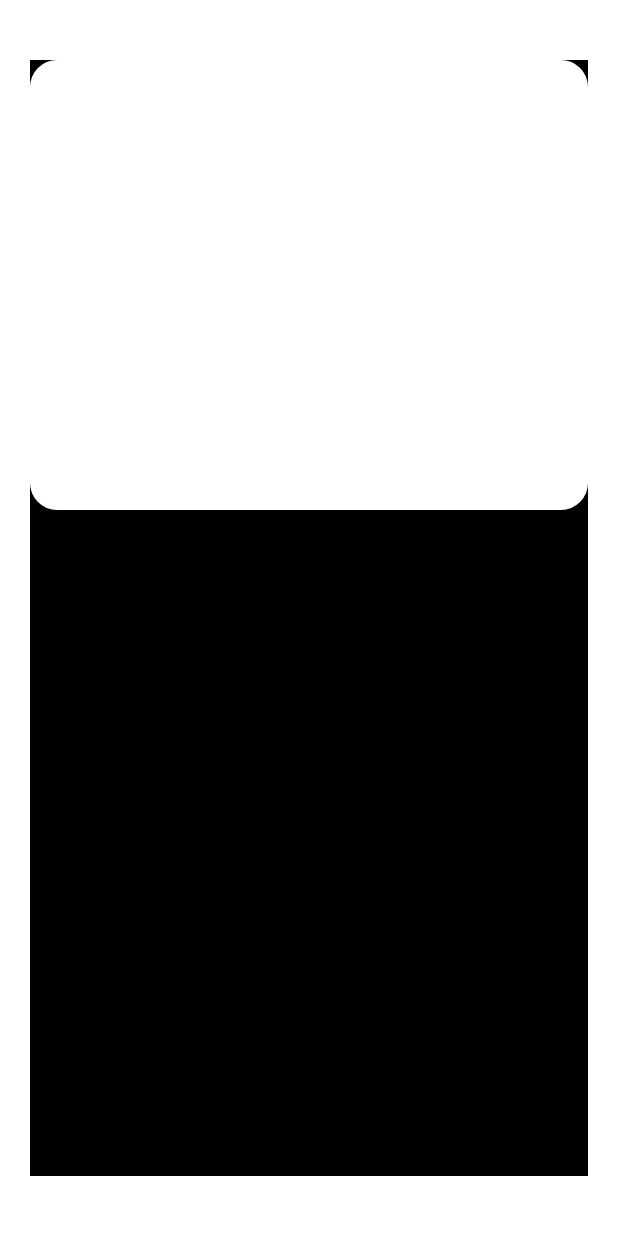
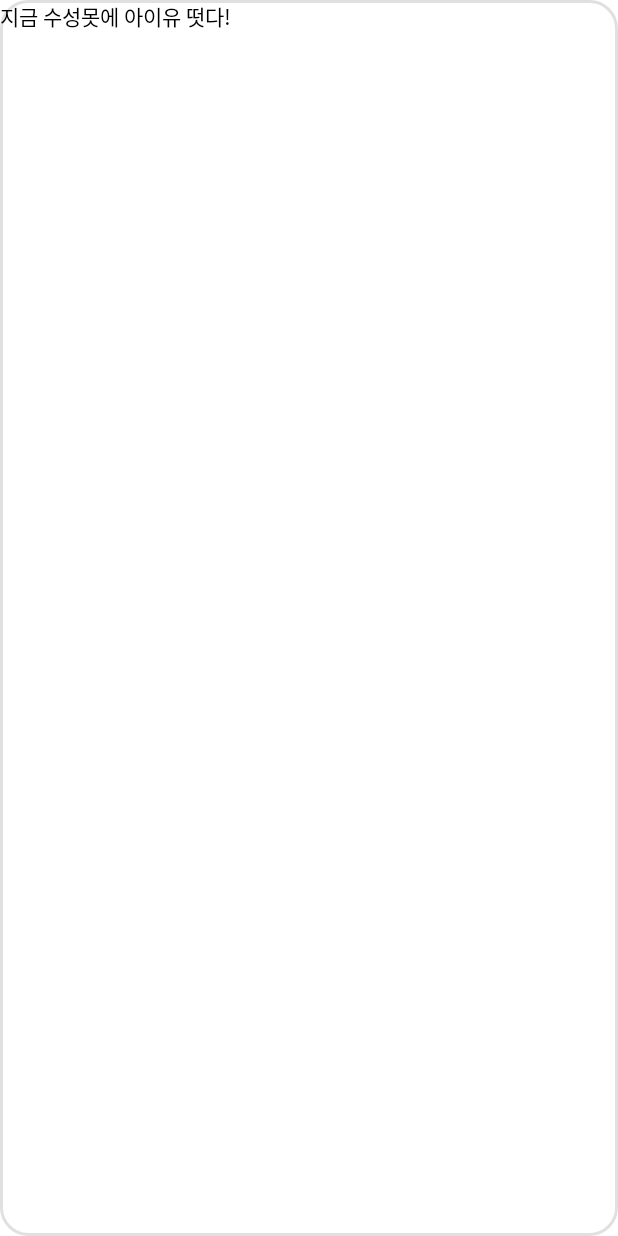
Before and after one commit to 2023ZenDee/ZenDee_android, an Android app: the layout dialog_issue.xml on its own in the app's theme, with its tools: preview values and no code run, on a phone screen of 412 x 824 dp. Run offline under Robolectric (Android 15) with nearby library versions, the phone set to English and light mode, and no system bars.

Commit message:
[UPDATE]

```diff
--- a/presentation/src/main/res/drawable/whilte_rectangle.xml
+++ b/presentation/src/main/res/drawable/whilte_rectangle.xml
@@ -6,6 +6,9 @@
 
     <solid android:color="@color/white"/>
 
+    <stroke android:color="@color/grey"
+        android:width="2dp"/>
+
 
 
 </shape>
--- a/presentation/src/main/res/layout/dialog_issue.xml
+++ b/presentation/src/main/res/layout/dialog_issue.xml
@@ -1,6 +1,5 @@
 <?xml version="1.0" encoding="utf-8"?>
-<layout xmlns:tools="http://schemas.android.com/tools"
-    xmlns:app="http://schemas.android.com/apk/res-auto"
+<layout xmlns:app="http://schemas.android.com/apk/res-auto"
     xmlns:android="http://schemas.android.com/apk/res/android">
 
     <data>
@@ -10,17 +9,15 @@
     <androidx.constraintlayout.widget.ConstraintLayout
         android:layout_width="match_parent"
         android:layout_height="match_parent"
-        android:layout_marginHorizontal="20dp"
-        android:layout_marginVertical="40dp"
-        android:background="@color/black">
 
-        <androidx.constraintlayout.widget.ConstraintLayout
-            android:id="@+id/issue_frame"
+        android:background="@drawable/whilte_rectangle">
+
+        <TextView
+            android:id="@+id/title_txt"
             android:layout_width="match_parent"
-            android:layout_height="300dp"
-
-            android:background="@drawable/whilte_rectangle"
-
+            android:layout_height="wrap_content"
+            android:text="지금 수성못에 아이유 떳다!"
+            android:textColor="@color/black"
             app:layout_constraintEnd_toEndOf="parent"
             app:layout_constraintStart_toStartOf="parent"
             app:layout_constraintTop_toTopOf="parent" />
--- a/presentation/src/main/res/values/colors.xml
+++ b/presentation/src/main/res/values/colors.xml
@@ -7,4 +7,5 @@
     <color name="teal_700">#FF018786</color>
     <color name="black">#FF000000</color>
     <color name="white">#FFFFFFFF</color>
+    <color name="grey">#FFE0E0E0</color>
 </resources>
--- a/presentation/src/main/res/values/themes.xml
+++ b/presentation/src/main/res/values/themes.xml
@@ -13,4 +13,9 @@
         <item name="android:statusBarColor">?attr/colorPrimaryVariant</item>
         <!-- Customize your theme here. -->
     </style>
+
+    <style name="dialog_shadow" parent="Theme.AppCompat.Dialog">
+        <item name="android:layout_margin">20dp</item>
+        <item name="android:elevation">20dp</item>
+    </style>
 </resources>
```
Also changed, not shown: presentation/src/main/java/com/ggd/zendee/feature/map/IssueDialog.kt (+12 -4 lines), presentation/src/main/java/com/ggd/zendee/feature/map/MapFragment.kt (+30 -3 lines).
